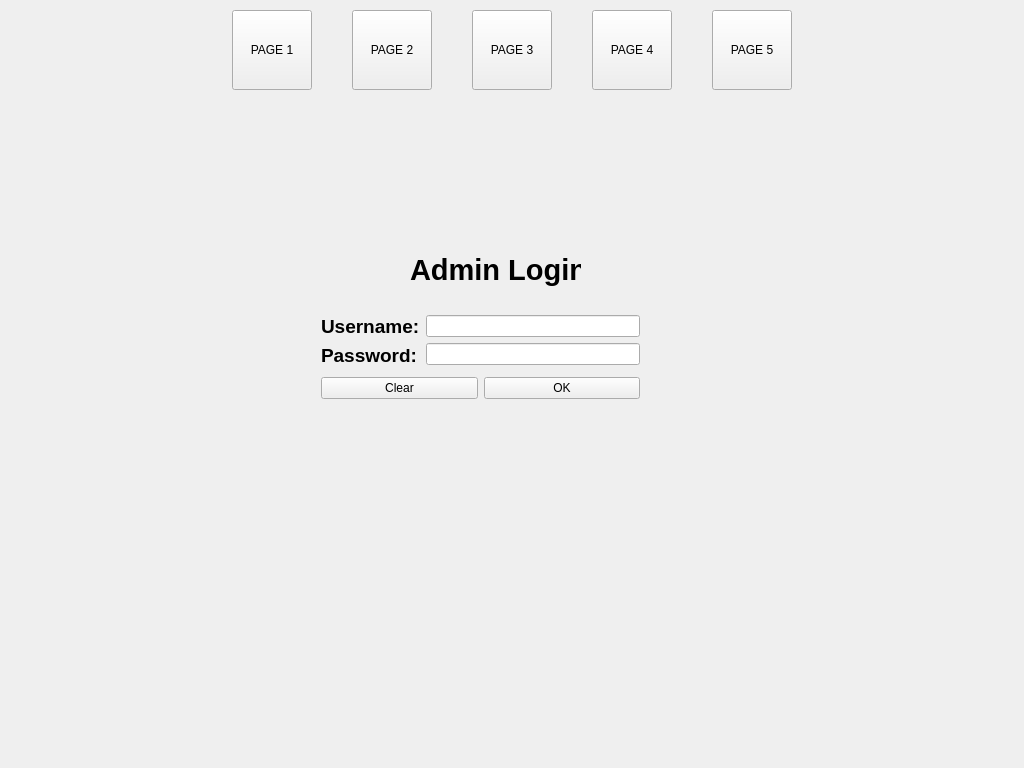
The window that forms/MainWindow.ui (tigerjpg/cybersecurity) describes before a commit, drawn with Qt 5.
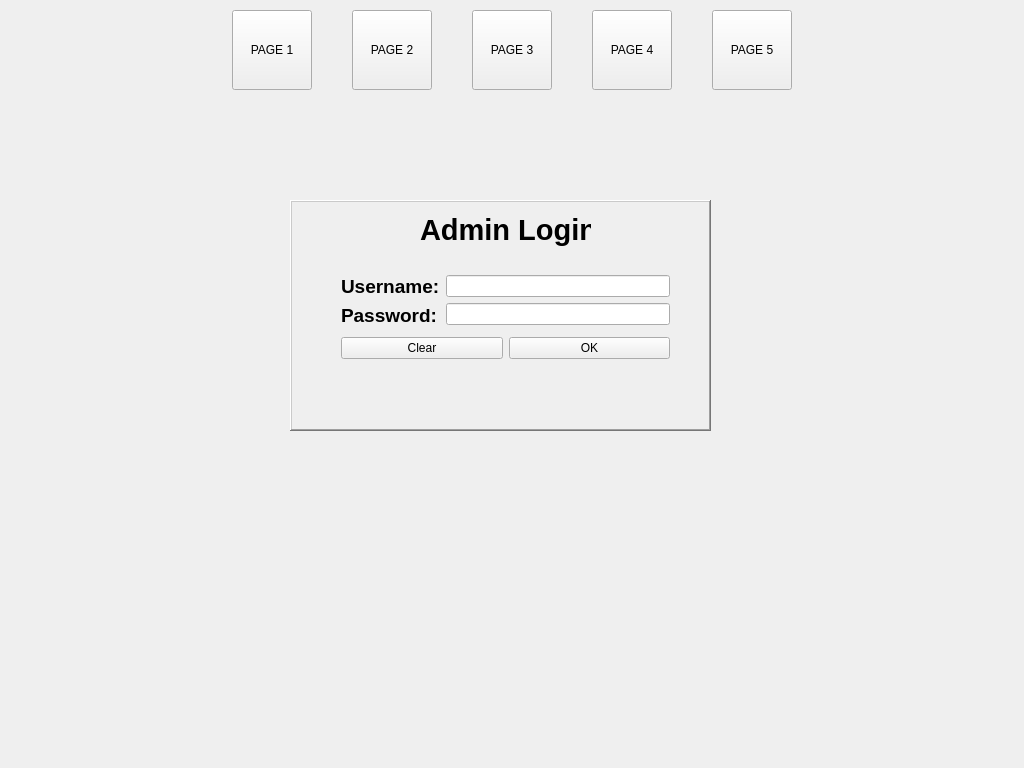
The same window after the commit. Custom widgets are drawn as their Qt base class.

What changed in the file:
```diff
--- a/forms/MainWindow.ui
+++ b/forms/MainWindow.ui
@@ -483,27 +483,40 @@
       </property>
      </widget>
     </widget>
-    <widget class="QWidget" name="page_admin">
-     <widget class="QLabel" name="admin_login_header">
+    <widget class="QWidget" name="page_admin_login">
+     <widget class="QFrame" name="frame">
       <property name="geometry">
        <rect>
-        <x>410</x>
-        <y>150</y>
-        <width>171</width>
-        <height>41</height>
+        <x>290</x>
+        <y>100</y>
+        <width>421</width>
+        <height>231</height>
        </rect>
       </property>
-      <property name="text">
-       <string>&lt;html&gt;&lt;head/&gt;&lt;body&gt;&lt;p&gt;&lt;span style=&quot; font-size:22pt; font-weight:600;&quot;&gt;Admin Login&lt;/span&gt;&lt;/p&gt;&lt;/body&gt;&lt;/html&gt;</string>
+      <property name="autoFillBackground">
+       <bool>true</bool>
       </property>
-     </widget>
+      <property name="styleSheet">
+       <string notr="true">color rgba(196, 196, 196, 196)
+border-color: rgb(0, 0, 0);
+</string>
+      </property>
+      <property name="frameShape">
+       <enum>QFrame::WinPanel</enum>
+      </property>
+      <property name="frameShadow">
+       <enum>QFrame::Raised</enum>
+      </property>
+      <property name="lineWidth">
+       <number>2</number>
+      </property>
      <widget class="QWidget" name="verticalLayoutWidget_3">
       <property name="geometry">
        <rect>
-        <x>310</x>
-        <y>200</y>
-        <width>341</width>
-        <height>114</height>
+         <x>40</x>
+         <y>60</y>
+         <width>351</width>
+         <height>116</height>
        </rect>
       </property>
       <layout class="QVBoxLayout" name="login_layout">
@@ -563,11 +576,24 @@
        </item>
       </layout>
      </widget>
+      <widget class="QLabel" name="admin_login_header">
+       <property name="geometry">
+        <rect>
+         <x>130</x>
+         <y>10</y>
+         <width>171</width>
+         <height>41</height>
+        </rect>
+       </property>
+       <property name="text">
+        <string>&lt;html&gt;&lt;head/&gt;&lt;body&gt;&lt;p&gt;&lt;span style=&quot; font-size:22pt; font-weight:600;&quot;&gt;Admin Login&lt;/span&gt;&lt;/p&gt;&lt;/body&gt;&lt;/html&gt;</string>
+       </property>
+      </widget>
      <widget class="QLabel" name="login_error_message">
       <property name="geometry">
        <rect>
-        <x>310</x>
-        <y>320</y>
+         <x>40</x>
+         <y>180</y>
         <width>341</width>
         <height>31</height>
        </rect>
@@ -587,8 +613,15 @@
       <property name="text">
        <string/>
       </property>
-     </widget>
-    </widget>
+       <property name="alignment">
+        <set>Qt::AlignCenter</set>
+       </property>
+      </widget>
+     </widget>
+     <zorder>frame</zorder>
+     <zorder>horizontalLayoutWidget</zorder>
+    </widget>
+    <widget class="QWidget" name="page_admin_functions"/>
    </widget>
    <widget class="QStackedWidget" name="toolbar">
     <property name="geometry">
```
Lines whose indentation alone changed are shown as unchanged.
